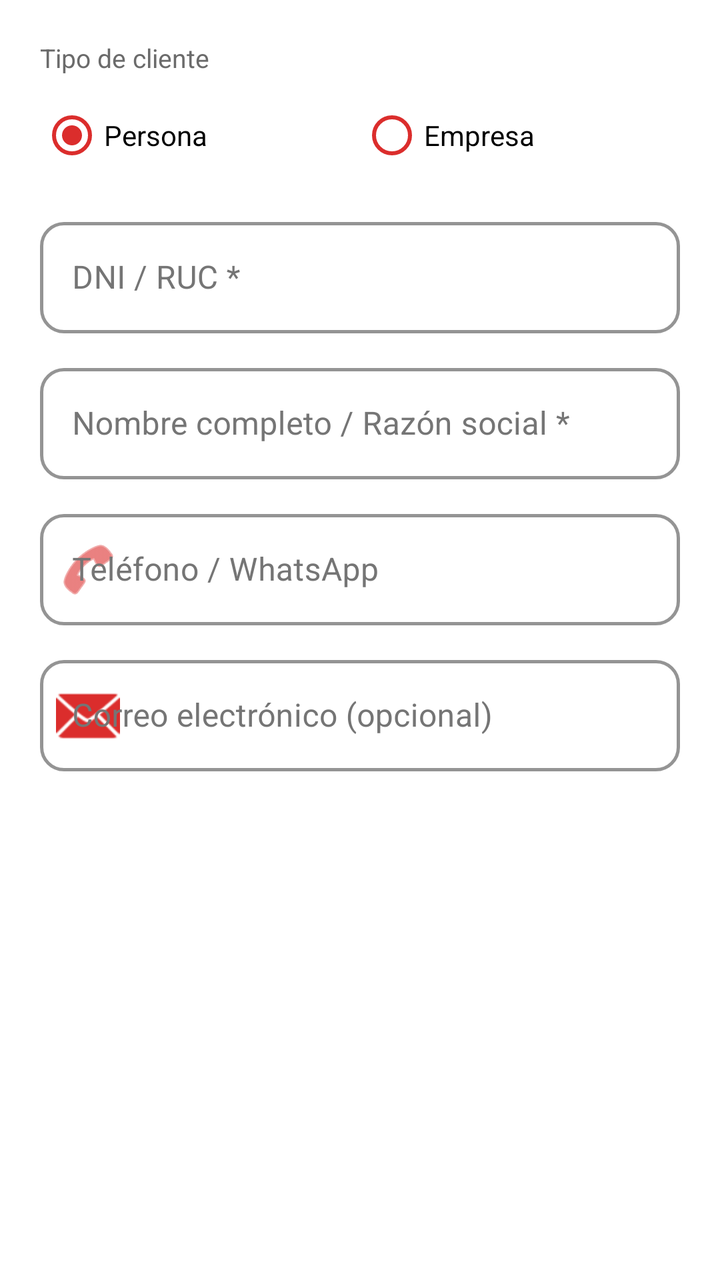
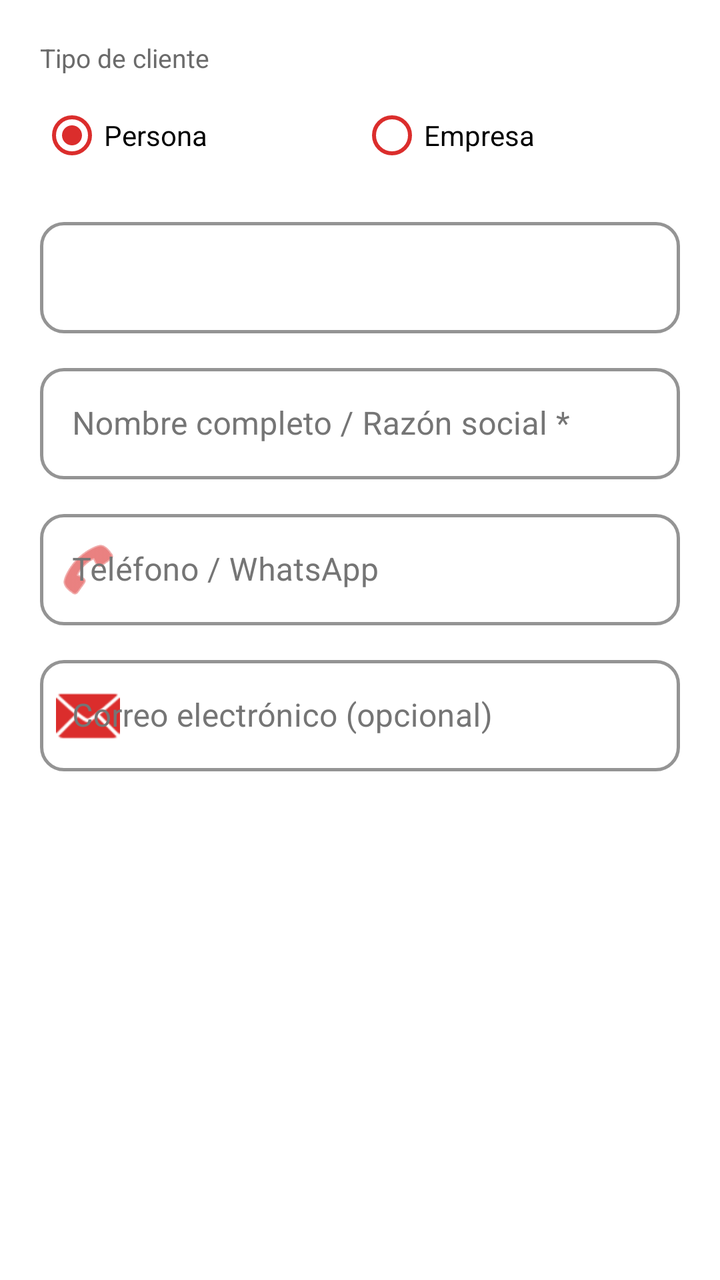

The first picture is an Android layout as it rendered before a commit; the second is the same layout after the commit. The layout source and the unified diff follow.
<!-- AndroidManifest.xml: application theme Theme.Mancuria -->
<!-- res/layout/dialog_cliente.xml -->
<?xml version="1.0" encoding="utf-8"?>
<LinearLayout xmlns:android="http://schemas.android.com/apk/res/android"
    xmlns:app="http://schemas.android.com/apk/res-auto"
    android:layout_width="match_parent"
    android:layout_height="wrap_content"
    android:orientation="vertical"
    android:padding="20dp">

    
    <TextView
        android:layout_width="wrap_content"
        android:layout_height="wrap_content"
        android:text="Tipo de cliente"
        android:textSize="13sp"
        android:textColor="#6B6B6B"
        android:layout_marginBottom="6dp"/>

    <RadioGroup
        android:id="@+id/rgTipoCliente"
        android:layout_width="match_parent"
        android:layout_height="wrap_content"
        android:orientation="horizontal"
        android:layout_marginBottom="14dp">

        <RadioButton
            android:id="@+id/rbPersona"
            android:layout_width="0dp"
            android:layout_height="wrap_content"
            android:layout_weight="1"
            android:text="Persona"
            android:checked="true"
            android:buttonTint="#db2d2c"/>

        <RadioButton
            android:id="@+id/rbEmpresa"
            android:layout_width="0dp"
            android:layout_height="wrap_content"
            android:layout_weight="1"
            android:text="Empresa"
            android:buttonTint="#db2d2c"/>
    </RadioGroup>

    <com.google.android.material.textfield.TextInputLayout
        style="@style/InputRojo"
        android:layout_width="match_parent"
        android:layout_height="wrap_content"
        android:hint="DNI / RUC *"
        android:layout_marginBottom="12dp">
        <com.google.android.material.textfield.TextInputEditText
            android:id="@+id/etDocumentoCliente"
            android:layout_width="match_parent"
            android:layout_height="wrap_content"
            android:textColor="#1C1B1F"
            android:inputType="number"
            android:maxLength="11"/>
    </com.google.android.material.textfield.TextInputLayout>

    <com.google.android.material.textfield.TextInputLayout
        style="@style/InputRojo"
        android:layout_width="match_parent"
        android:layout_height="wrap_content"
        android:hint="Nombre completo / Razón social *"
        android:layout_marginBottom="12dp">
        <com.google.android.material.textfield.TextInputEditText
            android:id="@+id/etNombreCliente"
            android:layout_width="match_parent"
            android:layout_height="wrap_content"
            android:textColor="#1C1B1F"
            android:inputType="textPersonName|textCapWords"/>
    </com.google.android.material.textfield.TextInputLayout>

    <com.google.android.material.textfield.TextInputLayout
        style="@style/InputRojo"
        android:layout_width="match_parent"
        android:layout_height="wrap_content"
        android:hint="Teléfono / WhatsApp"
        android:layout_marginBottom="12dp"
        app:startIconDrawable="@android:drawable/ic_menu_call"
        app:startIconTint="#db2d2c">
        <com.google.android.material.textfield.TextInputEditText
            android:id="@+id/etTelefonoCliente"
            android:layout_width="match_parent"
            android:layout_height="wrap_content"
            android:textColor="#1C1B1F"
            android:inputType="phone"
            android:maxLength="9"/>
    </com.google.android.material.textfield.TextInputLayout>

    <com.google.android.material.textfield.TextInputLayout
        style="@style/InputRojo"
        android:layout_width="match_parent"
        android:layout_height="wrap_content"
        android:hint="Correo electrónico (opcional)"
        app:startIconDrawable="@android:drawable/ic_dialog_email"
        app:startIconTint="#db2d2c">
        <com.google.android.material.textfield.TextInputEditText
            android:id="@+id/etCorreoCliente"
            android:layout_width="match_parent"
            android:layout_height="wrap_content"
            android:textColor="#1C1B1F"
            android:inputType="textEmailAddress"/>
    </com.google.android.material.textfield.TextInputLayout>

</LinearLayout>
<!-- resources referenced by this layout -->
<resources>
  <style name="InputRojo" parent="Widget.MaterialComponents.TextInputLayout.OutlinedBox">
          <item name="boxStrokeColor">@color/rojo_mancuria</item>
          <item name="boxStrokeWidth">1.5dp</item>
          <item name="boxStrokeWidthFocused">2.5dp</item>
          <item name="hintTextColor">@color/rojo_mancuria</item>
          <item name="android:textColorHint">#757575</item>
          <item name="boxCornerRadiusTopStart">12dp</item>
          <item name="boxCornerRadiusTopEnd">12dp</item>
          <item name="boxCornerRadiusBottomStart">12dp</item>
          <item name="boxCornerRadiusBottomEnd">12dp</item>
      </style>
  <style name="Theme.Mancuria" parent="Base.Theme.Mancuria" />
  <color name="rojo_mancuria">#db2d2c</color>
  <style name="Base.Theme.Mancuria" parent="Theme.MaterialComponents.Light.NoActionBar">
          <item name="colorPrimary">@color/rojo_mancuria</item>
          <item name="colorPrimaryDark">@color/rojo_oscuro</item>
          <item name="colorAccent">@color/rojo_mancuria</item>
  
          <item name="android:windowBackground">@color/white</item>
          <item name="android:statusBarColor">@color/rojo_mancuria</item>
          <item name="android:windowLightStatusBar">false</item>
  
          
          <item name="android:textColorPrimary">#212121</item>
          <item name="android:editTextColor">#000000</item>
          <item name="android:textColorHint">#757575</item>
      </style>
  <color name="rojo_oscuro">#b71c1c</color>
  <color name="white">#FFFFFFFF</color>
</resources>

<!-- the commit's change to res/layout/dialog_cliente.xml (unified diff, before → after) -->
@@ -40,11 +40,12 @@
             android:buttonTint="#db2d2c"/>
     </RadioGroup>
 
+    
     <com.google.android.material.textfield.TextInputLayout
+        android:id="@+id/tilDocumentoCliente"
         style="@style/InputRojo"
         android:layout_width="match_parent"
         android:layout_height="wrap_content"
-        android:hint="DNI / RUC *"
         android:layout_marginBottom="12dp">
         <com.google.android.material.textfield.TextInputEditText
             android:id="@+id/etDocumentoCliente"
